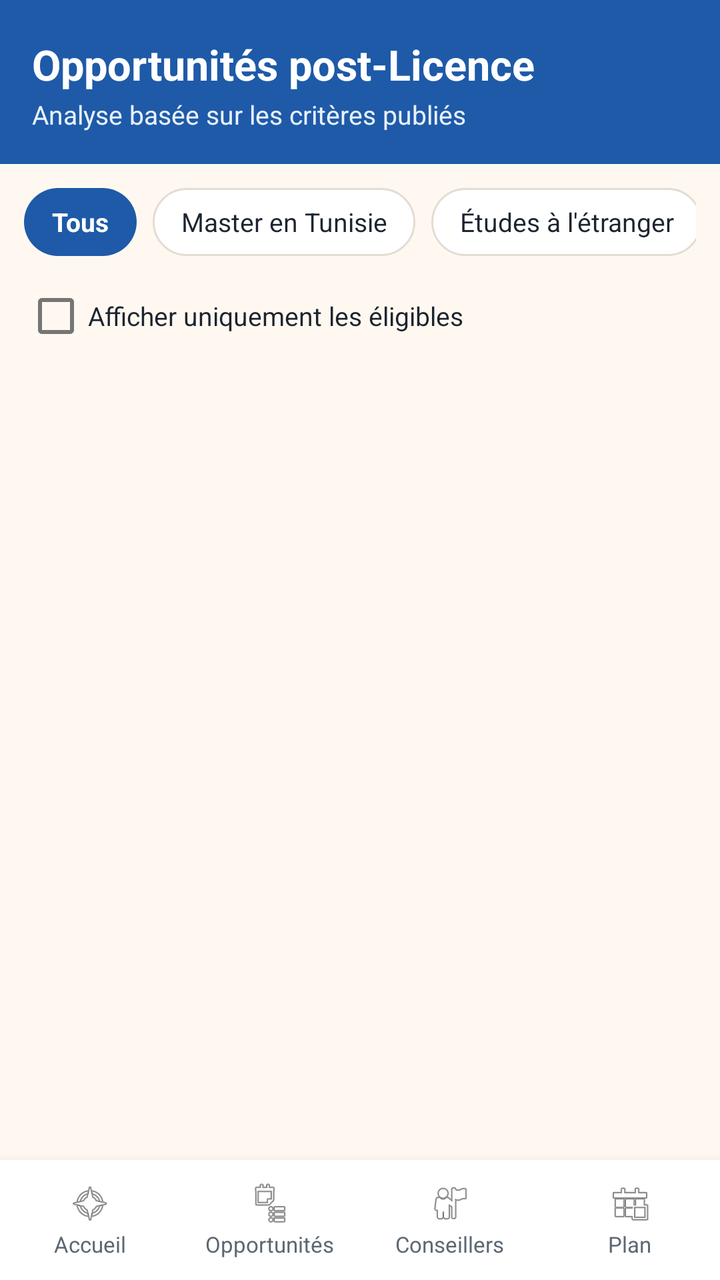
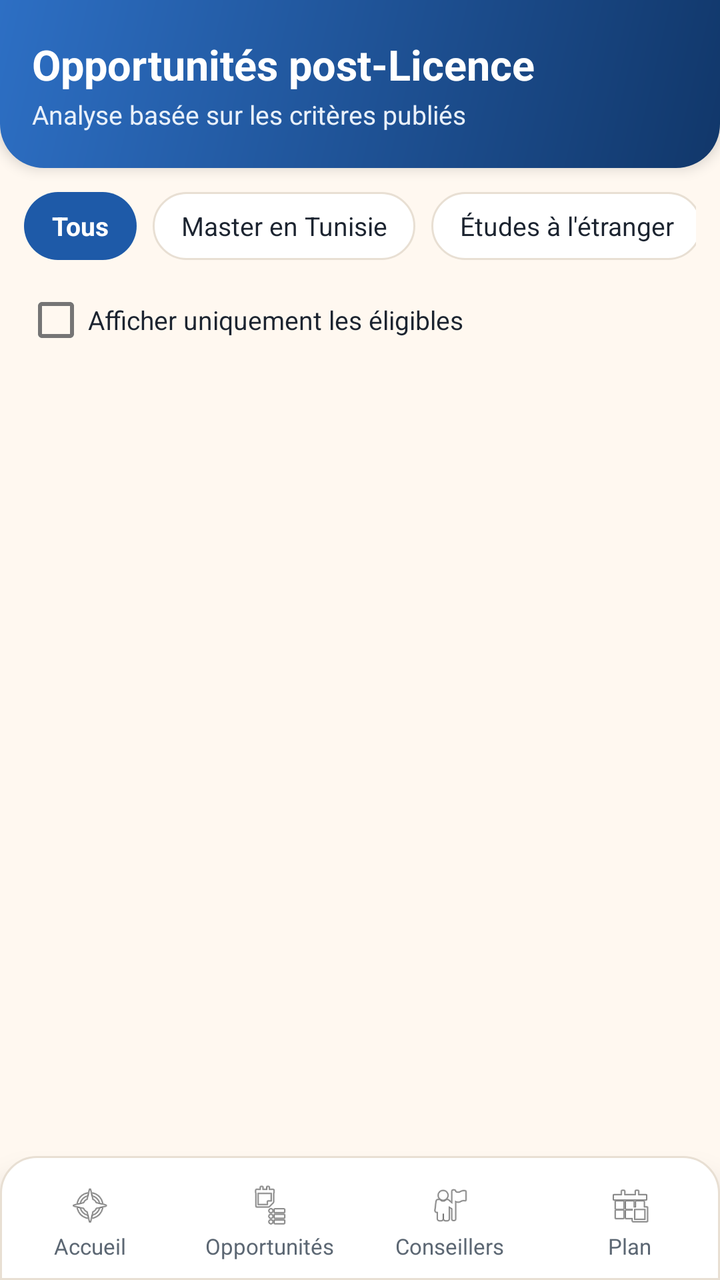

Two renders of the same Android screen: before a commit and after it. Below are the layout's source before the change and the commit's diff.
<!-- AndroidManifest.xml: application theme Theme.Forsa -->
<!-- res/layout/activity_opportunities.xml -->
<?xml version="1.0" encoding="utf-8"?>
<LinearLayout xmlns:android="http://schemas.android.com/apk/res/android"
    android:layout_width="match_parent"
    android:layout_height="match_parent"
    android:background="@color/color_background"
    android:orientation="vertical">

    
    <LinearLayout
        android:layout_width="match_parent"
        android:layout_height="wrap_content"
        android:background="@color/color_primary"
        android:orientation="vertical"
        android:paddingStart="16dp"
        android:paddingTop="18dp"
        android:paddingEnd="16dp"
        android:paddingBottom="16dp">

        <TextView
            android:layout_width="wrap_content"
            android:layout_height="wrap_content"
            android:text="@string/opportunities_title"
            android:textColor="@color/color_white"
            android:textSize="21sp"
            android:textStyle="bold" />

        <TextView
            android:layout_width="wrap_content"
            android:layout_height="wrap_content"
            android:layout_marginTop="2dp"
            android:text="@string/opportunities_subtitle"
            android:textColor="@color/color_primary_light"
            android:textSize="13sp" />
    </LinearLayout>

    
    <LinearLayout
        android:layout_width="match_parent"
        android:layout_height="0dp"
        android:layout_weight="1"
        android:orientation="vertical"
        android:paddingStart="12dp"
        android:paddingTop="12dp"
        android:paddingEnd="12dp">

        
        <HorizontalScrollView
            android:layout_width="match_parent"
            android:layout_height="wrap_content"
            android:scrollbars="none">

            <LinearLayout
                android:layout_width="wrap_content"
                android:layout_height="wrap_content"
                android:orientation="horizontal">

                <TextView
                    android:id="@+id/chipOppAll"
                    android:layout_width="wrap_content"
                    android:layout_height="34dp"
                    android:layout_marginEnd="8dp"
                    android:background="@drawable/bg_chip_selected"
                    android:gravity="center"
                    android:paddingStart="14dp"
                    android:paddingEnd="14dp"
                    android:text="@string/filter_all"
                    android:textColor="@color/color_white"
                    android:textSize="13sp"
                    android:textStyle="bold" />

                <TextView
                    android:id="@+id/chipOppMaster"
                    android:layout_width="wrap_content"
                    android:layout_height="34dp"
                    android:layout_marginEnd="8dp"
                    android:background="@drawable/bg_chip_default"
                    android:gravity="center"
                    android:paddingStart="14dp"
                    android:paddingEnd="14dp"
                    android:text="@string/pathway_master_title"
                    android:textColor="@color/color_text_primary"
                    android:textSize="13sp" />

                <TextView
                    android:id="@+id/chipOppAbroad"
                    android:layout_width="wrap_content"
                    android:layout_height="34dp"
                    android:layout_marginEnd="8dp"
                    android:background="@drawable/bg_chip_default"
                    android:gravity="center"
                    android:paddingStart="14dp"
                    android:paddingEnd="14dp"
                    android:text="@string/pathway_abroad_title"
                    android:textColor="@color/color_text_primary"
                    android:textSize="13sp" />

                <TextView
                    android:id="@+id/chipOppJob"
                    android:layout_width="wrap_content"
                    android:layout_height="34dp"
                    android:layout_marginEnd="8dp"
                    android:background="@drawable/bg_chip_default"
                    android:gravity="center"
                    android:paddingStart="14dp"
                    android:paddingEnd="14dp"
                    android:text="@string/pathway_job_title"
                    android:textColor="@color/color_text_primary"
                    android:textSize="13sp" />

                <TextView
                    android:id="@+id/chipOppFreelance"
                    android:layout_width="wrap_content"
                    android:layout_height="34dp"
                    android:background="@drawable/bg_chip_default"
                    android:gravity="center"
                    android:paddingStart="14dp"
                    android:paddingEnd="14dp"
                    android:text="@string/pathway_freelance_title"
                    android:textColor="@color/color_text_primary"
                    android:textSize="13sp" />
            </LinearLayout>
        </HorizontalScrollView>

        
        <LinearLayout
            android:layout_width="match_parent"
            android:layout_height="wrap_content"
            android:layout_marginTop="6dp"
            android:gravity="center_vertical"
            android:orientation="horizontal">

            <CheckBox
                android:id="@+id/cbOnlyEligible"
                android:layout_width="0dp"
                android:layout_height="wrap_content"
                android:layout_weight="1"
                android:text="@string/opp_filter_only_eligible"
                android:textColor="@color/color_text_primary"
                android:textSize="13sp" />

            <TextView
                android:id="@+id/tvOpportunitiesCount"
                android:layout_width="wrap_content"
                android:layout_height="wrap_content"
                android:textColor="@color/color_text_secondary"
                android:textSize="12sp"
                android:textStyle="bold" />
        </LinearLayout>

        <ListView
            android:id="@+id/lvOpportunities"
            android:layout_width="match_parent"
            android:layout_height="0dp"
            android:layout_marginTop="4dp"
            android:layout_weight="1"
            android:clipToPadding="false"
            android:divider="@android:color/transparent"
            android:dividerHeight="10dp"
            android:paddingBottom="14dp" />

        <TextView
            android:id="@+id/tvEmptyOpportunities"
            android:layout_width="match_parent"
            android:layout_height="0dp"
            android:layout_weight="1"
            android:gravity="center"
            android:padding="24dp"
            android:text="@string/opp_empty"
            android:textColor="@color/color_text_secondary"
            android:textSize="14sp"
            android:visibility="gone" />
    </LinearLayout>

    <include layout="@layout/view_bottom_nav" />

</LinearLayout>
<!-- res/layout/view_bottom_nav.xml (included above) -->
<?xml version="1.0" encoding="utf-8"?>
<LinearLayout xmlns:android="http://schemas.android.com/apk/res/android"
    android:id="@+id/bottomNavContainer"
    android:layout_width="match_parent"
    android:layout_height="60dp"
    android:background="@color/color_surface"
    android:elevation="8dp"
    android:orientation="horizontal">

    <LinearLayout
        android:id="@+id/navHome"
        android:layout_width="0dp"
        android:layout_height="match_parent"
        android:layout_weight="1"
        android:background="?attr/selectableItemBackground"
        android:gravity="center"
        android:orientation="vertical">

        <ImageView
            android:id="@+id/ivNavHome"
            android:layout_width="22dp"
            android:layout_height="22dp"
            android:contentDescription="@string/nav_home"
            android:src="@android:drawable/ic_menu_compass" />

        <TextView
            android:id="@+id/tvNavHome"
            android:layout_width="wrap_content"
            android:layout_height="wrap_content"
            android:layout_marginTop="2dp"
            android:text="@string/nav_home"
            android:textColor="@color/color_text_secondary"
            android:textSize="11sp" />
    </LinearLayout>

    <LinearLayout
        android:id="@+id/navOpportunities"
        android:layout_width="0dp"
        android:layout_height="match_parent"
        android:layout_weight="1"
        android:background="?attr/selectableItemBackground"
        android:gravity="center"
        android:orientation="vertical">

        <ImageView
            android:id="@+id/ivNavOpportunities"
            android:layout_width="22dp"
            android:layout_height="22dp"
            android:contentDescription="@string/nav_opportunities"
            android:src="@android:drawable/ic_menu_agenda" />

        <TextView
            android:id="@+id/tvNavOpportunities"
            android:layout_width="wrap_content"
            android:layout_height="wrap_content"
            android:layout_marginTop="2dp"
            android:text="@string/nav_opportunities"
            android:textColor="@color/color_text_secondary"
            android:textSize="11sp" />
    </LinearLayout>

    <LinearLayout
        android:id="@+id/navAdvisors"
        android:layout_width="0dp"
        android:layout_height="match_parent"
        android:layout_weight="1"
        android:background="?attr/selectableItemBackground"
        android:gravity="center"
        android:orientation="vertical">

        <ImageView
            android:id="@+id/ivNavAdvisors"
            android:layout_width="22dp"
            android:layout_height="22dp"
            android:contentDescription="@string/nav_advisors"
            android:src="@android:drawable/ic_menu_myplaces" />

        <TextView
            android:id="@+id/tvNavAdvisors"
            android:layout_width="wrap_content"
            android:layout_height="wrap_content"
            android:layout_marginTop="2dp"
            android:text="@string/nav_advisors"
            android:textColor="@color/color_text_secondary"
            android:textSize="11sp" />
    </LinearLayout>

    <LinearLayout
        android:id="@+id/navPlan"
        android:layout_width="0dp"
        android:layout_height="match_parent"
        android:layout_weight="1"
        android:background="?attr/selectableItemBackground"
        android:gravity="center"
        android:orientation="vertical">

        <ImageView
            android:id="@+id/ivNavPlan"
            android:layout_width="22dp"
            android:layout_height="22dp"
            android:contentDescription="@string/nav_plan"
            android:src="@android:drawable/ic_menu_today" />

        <TextView
            android:id="@+id/tvNavPlan"
            android:layout_width="wrap_content"
            android:layout_height="wrap_content"
            android:layout_marginTop="2dp"
            android:text="@string/nav_plan"
            android:textColor="@color/color_text_secondary"
            android:textSize="11sp" />
    </LinearLayout>

</LinearLayout>
<!-- resources referenced by this layout -->
<resources>
  <color name="color_background">#FFF8F0</color>
  <color name="color_primary">#1E5AA8</color>
  <color name="color_primary_light">#E8F0FA</color>
  <color name="color_surface">#FFFFFF</color>
  <color name="color_text_primary">#1C2430</color>
  <color name="color_text_secondary">#5C6773</color>
  <color name="color_white">#FFFFFF</color>
  <string name="filter_all">Tous</string>
  <string name="nav_advisors">Conseillers</string>
  <string name="nav_home">Accueil</string>
  <string name="nav_opportunities">Opportunités</string>
  <string name="nav_plan">Plan</string>
  <string name="opp_empty">Aucune opportunité correspondante. Essaie d\'élargir le filtre ou de compléter ton Passeport.</string>
  <string name="opp_filter_only_eligible">Afficher uniquement les éligibles</string>
  <string name="opportunities_subtitle">Analyse basée sur les critères publiés</string>
  <string name="opportunities_title">Opportunités post-Licence</string>
  <string name="pathway_abroad_title">Études à l\'étranger</string>
  <string name="pathway_freelance_title">Carrière indépendante</string>
  <string name="pathway_job_title">Emploi</string>
  <string name="pathway_master_title">Master en Tunisie</string>
  <style name="Theme.Forsa" parent="Theme.MaterialComponents.Light.NoActionBar">
          <item name="colorPrimary">@color/color_primary</item>
          <item name="colorPrimaryVariant">@color/color_primary_dark</item>
          <item name="colorOnPrimary">@color/color_white</item>
          <item name="colorSecondary">@color/color_eligible</item>
          <item name="colorOnSecondary">@color/color_white</item>
          <item name="colorError">@color/color_accent_red</item>
          <item name="android:windowBackground">@color/color_background</item>
          <item name="android:statusBarColor">@color/color_primary_dark</item>
      </style>
  <color name="color_border">#E3DCD2</color>
  <color name="color_primary_dark">#143F78</color>
  <color name="color_eligible">#2E9E6B</color>
  <color name="color_accent_red">#D32F2F</color>
  <!-- unchanged entries left out for length: 2 -->
</resources>

<!-- the commit's change to res/layout/activity_opportunities.xml (unified diff, before → after) -->
@@ -9,12 +9,13 @@
     <LinearLayout
         android:layout_width="match_parent"
         android:layout_height="wrap_content"
-        android:background="@color/color_primary"
+        android:background="@drawable/bg_header_curved"
+        android:elevation="4dp"
         android:orientation="vertical"
         android:paddingStart="16dp"
         android:paddingTop="18dp"
         android:paddingEnd="16dp"
-        android:paddingBottom="16dp">
+        android:paddingBottom="18dp">
 
         <TextView
             android:layout_width="wrap_content"
@@ -156,6 +157,7 @@
             android:clipToPadding="false"
             android:divider="@android:color/transparent"
             android:dividerHeight="10dp"
+            android:layoutAnimation="@anim/layout_anim_fall_down"
             android:paddingBottom="14dp" />
 
         <TextView
@@ -179,10 +181,11 @@
 <LinearLayout xmlns:android="http://schemas.android.com/apk/res/android"
     android:id="@+id/bottomNavContainer"
     android:layout_width="match_parent"
-    android:layout_height="60dp"
-    android:background="@color/color_surface"
-    android:elevation="8dp"
-    android:orientation="horizontal">
+    android:layout_height="62dp"
+    android:background="@drawable/bg_bottom_nav"
+    android:elevation="10dp"
+    android:orientation="horizontal"
+    android:paddingTop="4dp">
 
     <LinearLayout
         android:id="@+id/navHome"
<!-- resource entries referenced after the edit -->
@@ -2,11 +2,37 @@
 <resources>
   <color name="color_background">#FFF8F0</color>
   <color name="color_primary">#1E5AA8</color>
+  <color name="color_primary_gradient_end">#2D6FC4</color>
   <color name="color_primary_light">#E8F0FA</color>
   <color name="color_surface">#FFFFFF</color>
   <color name="color_text_primary">#1C2430</color>
   <color name="color_text_secondary">#5C6773</color>
   <color name="color_white">#FFFFFF</color>
+  <!-- drawable bg_bottom_nav (drawable) -->
+  <?xml version="1.0" encoding="utf-8"?>
+  <shape xmlns:android="http://schemas.android.com/apk/res/android"
+      android:shape="rectangle">
+      <solid android:color="@color/color_surface" />
+      <corners
+          android:topLeftRadius="18dp"
+          android:topRightRadius="18dp" />
+      <stroke
+          android:width="1dp"
+          android:color="@color/color_border" />
+  </shape>
+  <!-- drawable bg_header_curved (drawable) -->
+  <?xml version="1.0" encoding="utf-8"?>
+  <shape xmlns:android="http://schemas.android.com/apk/res/android"
+      android:shape="rectangle">
+      <gradient
+          android:angle="135"
+          android:endColor="@color/color_primary_gradient_end"
+          android:startColor="@color/color_primary_dark"
+          android:type="linear" />
+      <corners
+          android:bottomLeftRadius="22dp"
+          android:bottomRightRadius="22dp" />
+  </shape>
   <string name="filter_all">Tous</string>
   <string name="nav_advisors">Conseillers</string>
   <string name="nav_home">Accueil</string>
@@ -29,11 +55,25 @@
           <item name="colorError">@color/color_accent_red</item>
           <item name="android:windowBackground">@color/color_background</item>
           <item name="android:statusBarColor">@color/color_primary_dark</item>
+          <item name="android:navigationBarColor">@color/color_surface</item>
+          <item name="materialButtonStyle">@style/ForsaPrimaryButton</item>
+          <item name="materialButtonOutlinedStyle">@style/ForsaOutlinedButton</item>
       </style>
-  <color name="color_border">#E3DCD2</color>
-  <color name="color_primary_dark">#143F78</color>
+  <color name="color_border">#E8DFD3</color>
+  <color name="color_primary_dark">#11376A</color>
   <color name="color_eligible">#2E9E6B</color>
   <color name="color_accent_red">#D32F2F</color>
+  <style name="ForsaPrimaryButton" parent="Widget.MaterialComponents.Button">
+          <item name="cornerRadius">14dp</item>
+          <item name="android:textAllCaps">false</item>
+          <item name="android:letterSpacing">0.01</item>
+      </style>
+  <style name="ForsaOutlinedButton" parent="Widget.MaterialComponents.Button.OutlinedButton">
+          <item name="cornerRadius">14dp</item>
+          <item name="strokeColor">@color/color_primary_border</item>
+          <item name="android:textAllCaps">false</item>
+      </style>
+  <color name="color_primary_border">#C4D7F2</color>
   <!-- unchanged entries left out for length: 2 -->
 </resources>
 
